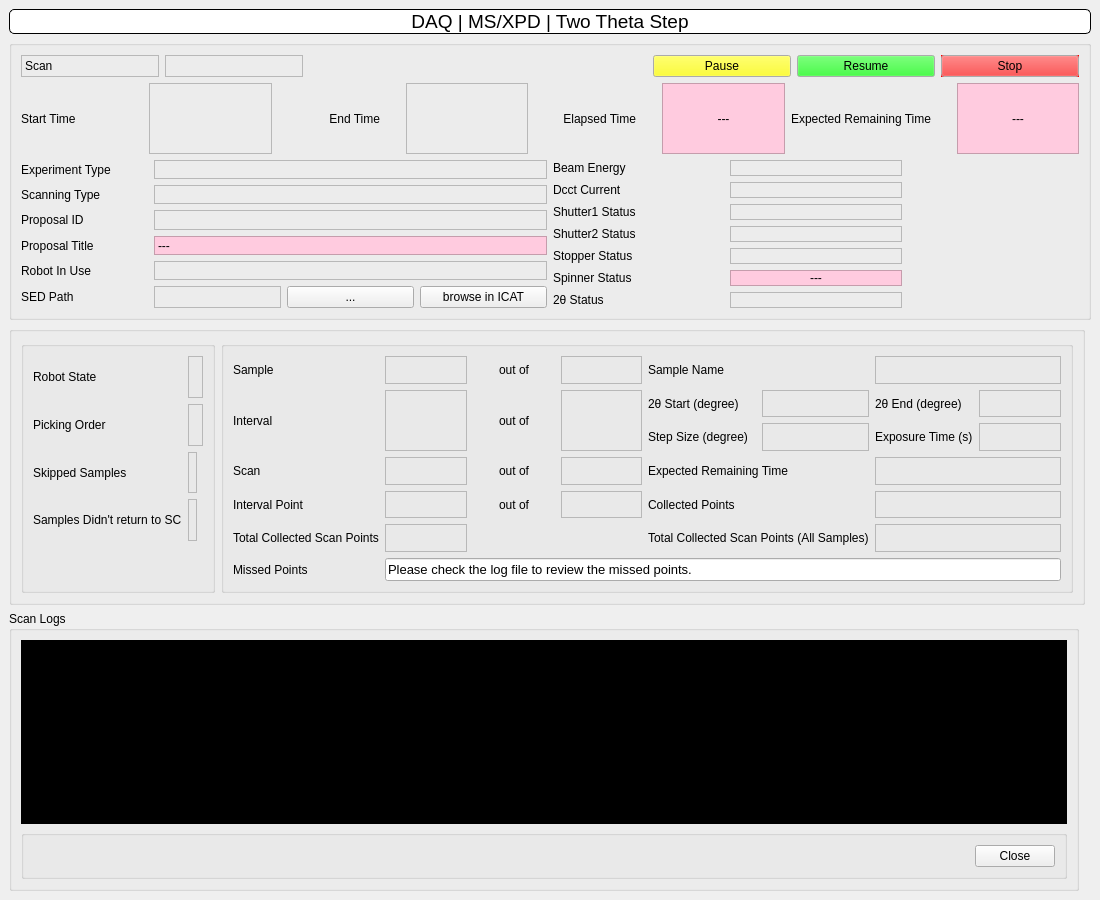
SESAME-Synchrotron/MS-XPD-ScanTool, file UI/Visualization/twoThetaStep/twothetastep.ui: the form before one commit.
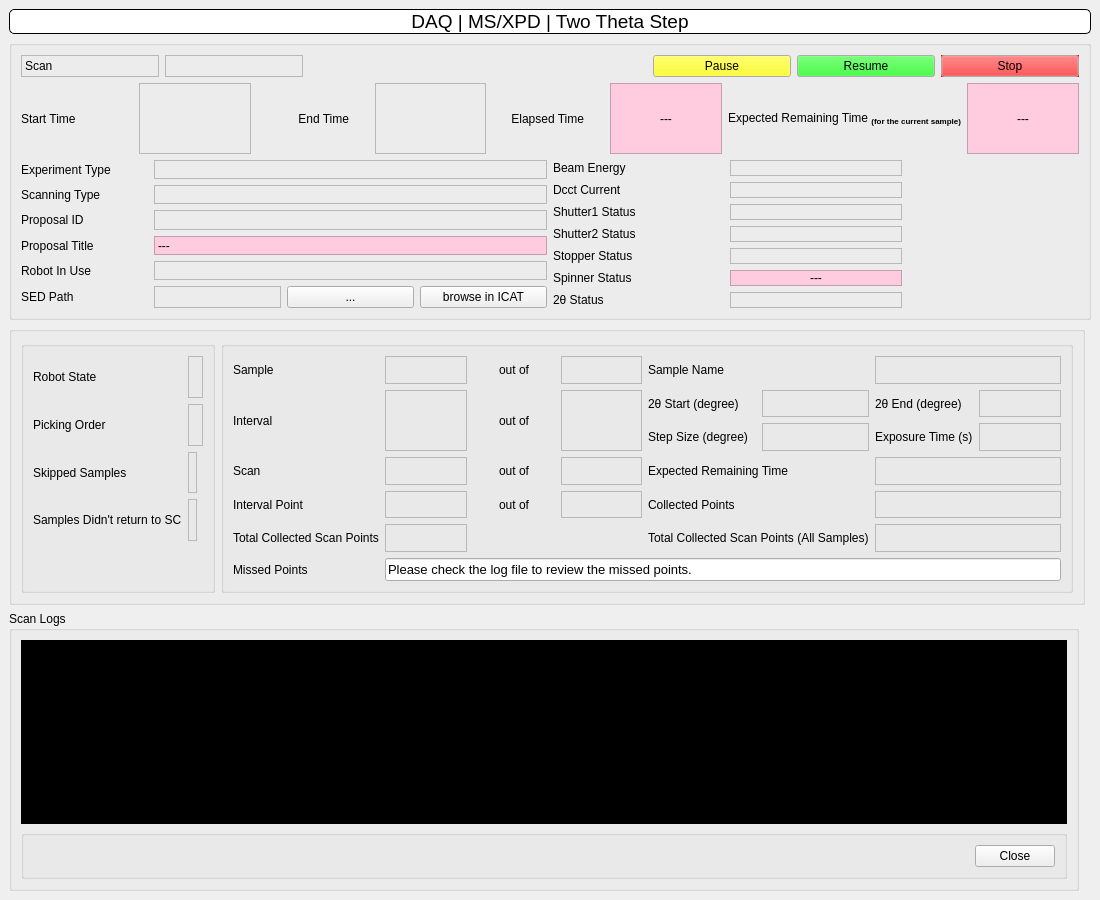
The form after the commit. Custom widgets are drawn as their Qt base class.

The edit to the form file:
```diff
--- a/UI/Visualization/twoThetaStep/twothetastep.ui
+++ b/UI/Visualization/twoThetaStep/twothetastep.ui
@@ -468,14 +468,11 @@
          <item row="1" column="6" rowspan="2">
           <widget class="QLabel" name="intervalRemainingTimeLabel">
            <property name="text">
-            <string>Expected Remaining Time</string>
+            <string>&lt;html&gt;&lt;head/&gt;&lt;body&gt;&lt;p&gt;Expected Remaining Time &lt;span style=&quot; font-weight:600; vertical-align:sub;&quot;&gt;(for the current sample)&lt;/span&gt;&lt;/p&gt;&lt;/body&gt;&lt;/html&gt;</string>
            </property>
            <property name="alignment">
             <set>Qt::AlignRight|Qt::AlignTrailing|Qt::AlignVCenter</set>
            </property>
-           <property name="indent">
-            <number>20</number>
-           </property>
           </widget>
          </item>
          <item row="1" column="5" rowspan="2">
```
